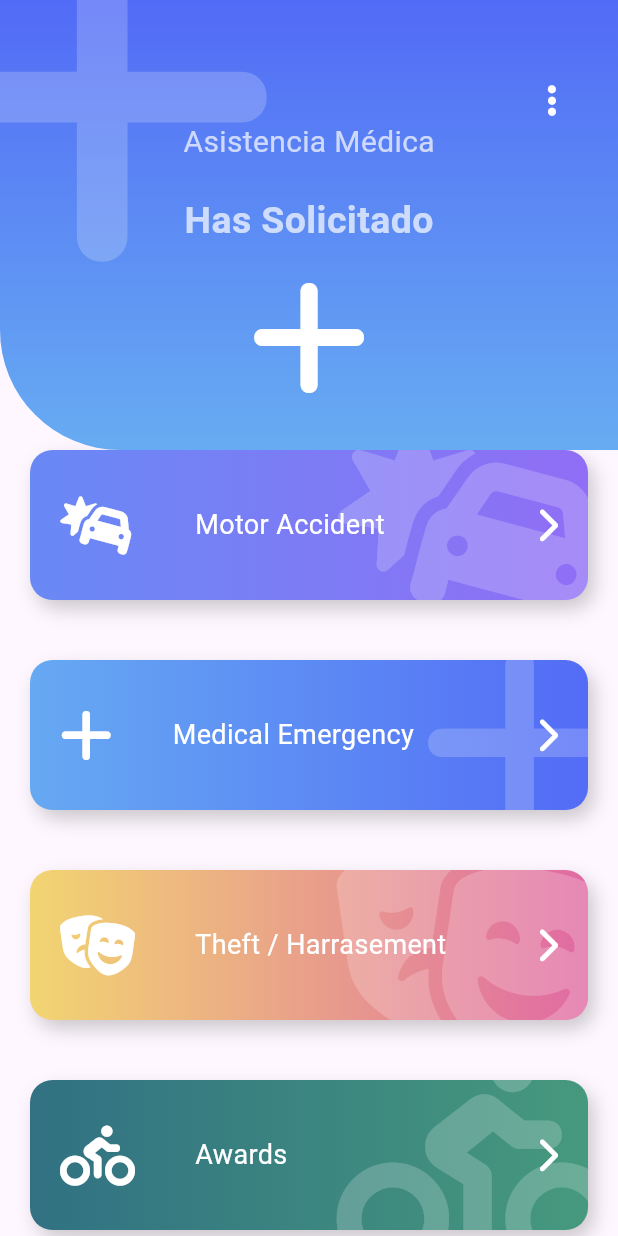
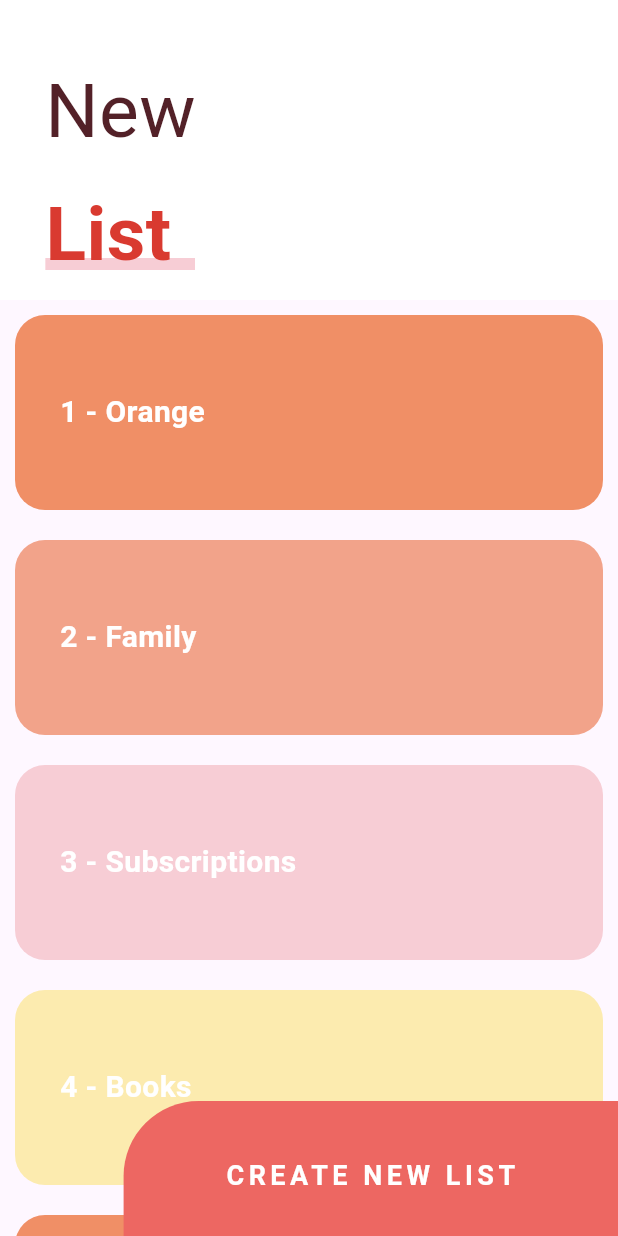
Before and after one commit to msilvabo/FlutterDesignWidgets, a Flutter app: the screen it shows after launch, on a phone screen of 412 x 824 dp. Run offline on Flutter 3.47's test engine with Material 3 defaults, Android fonts, the phone set to English and light mode, and no system bars; our stand-ins replace animate_do, flutter_svg, font_awesome_flutter.

Commit message:
fin Seccion 8

```diff
--- a/lib/main.dart
+++ b/lib/main.dart
@@ -4,7 +4,9 @@
 // import 'package:design_app/scr/labs/slideshow_page.dart';
 // import 'package:design_app/scr/pages/animations_page.dart';
 // import 'package:design_app/scr/pages/headers_page.dart';
-import 'package:design_app/scr/pages/emergency_page.dart';
+// import 'package:design_app/scr/pages/emergency_page.dart';
+import 'package:design_app/scr/pages/sliver_list_page.dart';
+// import 'package:design_app/scr/pages/tarjet_list.dart';
 // import 'package:design_app/scr/pages/pinteres_page.dart';
 // import 'package:design_app/scr/pages/pinteres_page.dart';
 // import 'package:design_app/scr/pages/slideshow_page.dart';
@@ -22,7 +24,7 @@ class MyApp extends StatelessWidget {
     return MaterialApp(
       debugShowCheckedModeBanner: false,
       title: 'Designs App',
-      home: EmergencyPage()
+      home: SliverListPage()
       // home: PinteresPage(),
     );
   }
--- /dev/null
+++ b/lib/scr/pages/sliver_list_page.dart
@@ -0,0 +1,207 @@
+import 'package:flutter/material.dart';
+
+class SliverListPage extends StatelessWidget {
+  const SliverListPage({super.key});
+
+  @override
+  Widget build(BuildContext context) {
+    return Scaffold(
+      // body: _Titulo(),
+      body: Stack(
+        children: <Widget>[
+          _MainScroll(),
+          Positioned(
+            bottom: -10,
+            right: 0,
+            child: _BotonNewList())
+            ]),
+    );
+  }
+}
+
+class _BotonNewList extends StatelessWidget {
+  const _BotonNewList({super.key});
+
+  @override
+  Widget build(BuildContext context) {
+    final size = MediaQuery.of(context).size;
+    return SizedBox(
+      width: size.width * 0.8,
+      height: 100,
+      child: Container(
+        alignment: Alignment.center,
+        decoration: BoxDecoration(
+          color: Color(0xffED6762),
+          borderRadius: BorderRadius.only(topLeft: Radius.circular(50))
+        ),
+        child: Text('CREATE NEW LIST', style: TextStyle(color: Colors.white, fontSize: 18, fontWeight: FontWeight.bold, letterSpacing: 3),),
+      )
+      );
+  }
+}
+
+class _MainScroll extends StatelessWidget {
+  final items = [
+    _ListItem(1, 'Orange', Color(0xffF08F66)),
+    _ListItem(2, 'Family', Color(0xffF2A38A)),
+    _ListItem(3, 'Subscriptions', Color(0xffF7CDD5)),
+    _ListItem(4, 'Books', Color(0xffFCEBAF)),
+    _ListItem(5, 'Orange', Color(0xffF08F66)),
+    _ListItem(6, 'Family', Color(0xffF2A38A)),
+    _ListItem(7, 'Subscriptions', Color(0xffF7CDD5)),
+    _ListItem(8, 'Books', Color(0xffFCEBAF)),
+  ];
+  @override
+  Widget build(BuildContext context) {
+    return CustomScrollView(
+      slivers: <Widget>[
+        // SliverAppBar(
+        //   floating: true,
+        //   backgroundColor: Colors.red,
+        //   title: Text('dd')
+        // ),
+        SliverPersistentHeader(
+          floating: true,
+          delegate: _SliverCustomHederDelegate(
+            minHeight: 170,
+            maxHeight: 200,
+            child: Container(
+              color: Colors.white,
+              alignment: Alignment.centerLeft,
+              child: _Titulo(),
+            ),
+          ),
+        ),
+        SliverList(
+          delegate: SliverChildListDelegate([...items, SizedBox(height: 130)]),
+        ),
+      ],
+    );
+  }
+}
+
+class _SliverCustomHederDelegate extends SliverPersistentHeaderDelegate {
+  final double minHeight;
+  final double maxHeight;
+  final Widget child;
+  _SliverCustomHederDelegate({
+    required this.minHeight,
+    required this.maxHeight,
+    required this.child,
+  });
+
+  Widget build(
+    BuildContext context,
+    double shrinkOffset,
+    bool overlapsContent,
+  ) {
+    return SizedBox.expand(child: child);
+  }
+
+  @override
+  // TODO: implement maxExtent
+  double get maxExtent => maxHeight;
+
+  @override
+  // TODO: implement minExtent
+  double get minExtent => minHeight;
+
+  @override
+  bool shouldRebuild(covariant _SliverCustomHederDelegate oldDelegate) {
+    return maxHeight != oldDelegate.maxHeight ||
+        minHeight != oldDelegate.minHeight ||
+        child != oldDelegate.child;
+  }
+}
+
+class _Titulo extends StatelessWidget {
+  @override
+  Widget build(BuildContext context) {
+    return SingleChildScrollView(
+      child: Column(
+        children: [
+          SizedBox(height: 20),
+          Container(
+            margin: EdgeInsets.symmetric(horizontal: 30, vertical: 10),
+            child: Text(
+              'New',
+              style: TextStyle(color: Color(0xff532128), fontSize: 50),
+            ),
+          ),
+          Stack(
+            children: <Widget>[
+              SizedBox(width: 100),
+              Positioned(
+                bottom: 12,
+                child: Container(
+                  width: 120,
+                  height: 8,
+                  color: Color(0xffF7CDD5),
+                ),
+              ),
+              Text(
+                'List',
+                style: TextStyle(
+                  color: Color(0xffD93a30),
+                  fontSize: 50,
+                  fontWeight: FontWeight.bold,
+                ),
+              ),
+            ],
+          ),
+        ],
+      ),
+    );
+  }
+}
+
+class ListTask extends StatelessWidget {
+  ListTask({super.key});
+  final items = [
+    _ListItem(1, 'Orange', Color(0xffF08F66)),
+    _ListItem(2, 'Family', Color(0xffF2A38A)),
+    _ListItem(3, 'Subscriptions', Color(0xffF7CDD5)),
+    _ListItem(4, 'Books', Color(0xffFCEBAF)),
+    _ListItem(5, 'Orange', Color(0xffF08F66)),
+    _ListItem(6, 'Family', Color(0xffF2A38A)),
+    _ListItem(7, 'Subscriptions', Color(0xffF7CDD5)),
+    _ListItem(8, 'Books', Color(0xffFCEBAF)),
+  ];
+  @override
+  Widget build(BuildContext context) {
+    return ListView.builder(
+      itemCount: items.length,
+      itemBuilder: (BuildContext context, int index) => items[index],
+    );
+  }
+}
+
+class _ListItem extends StatelessWidget {
+  final int index;
+  final String colorText;
+  final Color color;
+  const _ListItem(this.index, this.colorText, this.color);
+
+  @override
+  Widget build(BuildContext context) {
+    return Container(
+      height: 130,
+      width: 100,
+      margin: EdgeInsets.all(10),
+      alignment: Alignment.centerLeft,
+      padding: EdgeInsets.all(30),
+      decoration: BoxDecoration(
+        color: color,
+        borderRadius: BorderRadius.circular(20),
+      ),
+      child: Text(
+        '$index - $colorText ',
+        style: TextStyle(
+          color: Colors.white,
+          fontWeight: FontWeight.bold,
+          fontSize: 20.0,
+        ),
+      ),
+    );
+  }
+}
--- a/pubspec.yaml
+++ b/pubspec.yaml
@@ -40,6 +40,7 @@ dependencies:
   flutter_staggered_grid_view: ^0.7.0
   font_awesome_flutter: ^10.8.0
   animate_do: ^4.2.0
+  intl: ^0.20.2
 
 dev_dependencies:
   flutter_test:
```
Also changed, not shown: lib/scr/pages/tarjet_list.dart (added, +212 -0 lines), pubspec.lock.
